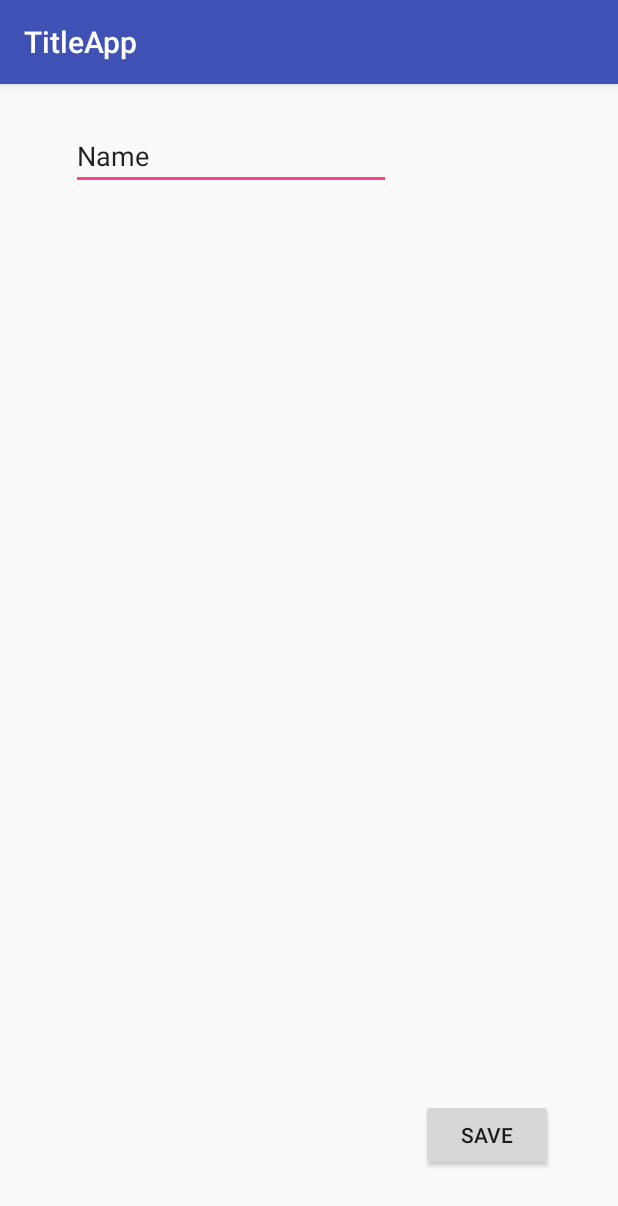
After one commit to anddreaa04/TitleApp, an Android app: the EditTitleActivity screen opened directly, with no data from a screen before it, on a phone screen of 412 x 824 dp. The commit adds this screen. Shown: the top 1206 px of the screen. Run offline under Robolectric (Android 15) with nearby library versions, the phone set to English and light mode, and no system bars.

Commit message:
2)Obrim l'activitat EditTitleActivity pero encara no funciona

```diff
--- a/app/src/main/AndroidManifest.xml
+++ b/app/src/main/AndroidManifest.xml
@@ -16,6 +16,7 @@
                 <category android:name="android.intent.category.LAUNCHER" />
             </intent-filter>
         </activity>
+        <activity android:name=".EditTitleActivity"></activity>
     </application>
 
 </manifest>
--- /dev/null
+++ b/app/src/main/java/edu/upc/eseiaat/pma/titleapp/EditTitleActivity.java
@@ -0,0 +1,13 @@
+package edu.upc.eseiaat.pma.titleapp;
+
+import android.support.v7.app.AppCompatActivity;
+import android.os.Bundle;
+
+public class EditTitleActivity extends AppCompatActivity {
+
+    @Override
+    protected void onCreate(Bundle savedInstanceState) {
+        super.onCreate(savedInstanceState);
+        setContentView(R.layout.activity_edit_title);
+    }
+}
--- /dev/null
+++ b/app/src/main/res/layout/activity_edit_title.xml
@@ -0,0 +1,35 @@
+<?xml version="1.0" encoding="utf-8"?>
+<RelativeLayout xmlns:android="http://schemas.android.com/apk/res/android"
+    xmlns:app="http://schemas.android.com/apk/res-auto"
+    xmlns:tools="http://schemas.android.com/tools"
+    android:layout_width="match_parent"
+    android:layout_height="match_parent"
+    tools:context="edu.upc.eseiaat.pma.titleapp.EditTitleActivity">
+
+    <Button
+        android:id="@+id/button_edit"
+        android:layout_width="wrap_content"
+        android:layout_height="wrap_content"
+        android:layout_alignParentBottom="true"
+        android:layout_alignParentEnd="true"
+        android:layout_alignParentRight="true"
+        android:layout_marginBottom="43dp"
+        android:layout_marginEnd="43dp"
+        android:layout_marginRight="43dp"
+        android:text="Save" />
+
+    <EditText
+        android:id="@+id/edit_title"
+        android:layout_width="wrap_content"
+        android:layout_height="wrap_content"
+        android:layout_alignParentLeft="true"
+        android:layout_alignParentStart="true"
+        android:layout_alignParentTop="true"
+        android:layout_marginLeft="47dp"
+        android:layout_marginStart="47dp"
+        android:layout_marginTop="25dp"
+        android:ems="10"
+        android:inputType="textPersonName"
+        android:text="Name" />
+
+</RelativeLayout>
--- a/app/src/main/res/values/strings.xml
+++ b/app/src/main/res/values/strings.xml
@@ -1,3 +1,5 @@
 <resources>
     <string name="app_name">TitleApp</string>
+    <string name="Edit">edit</string>
+    <string name="edit">Edit</string>
 </resources>
```
Also changed, not shown: app/src/main/java/edu/upc/eseiaat/pma/titleapp/TitleActivity.java (+10 -0 lines), app/src/main/res/layout/activity_title.xml (+21 -3 lines).
